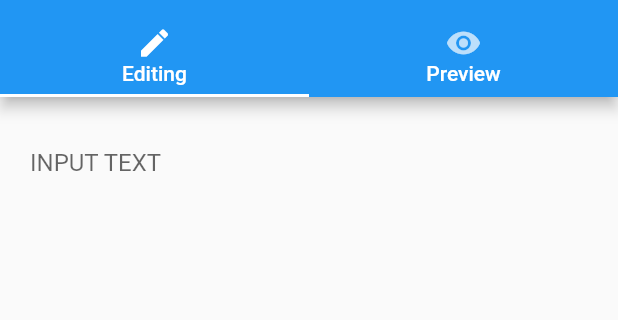
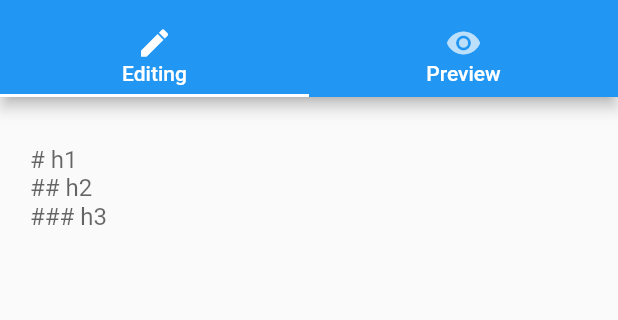
Before and after one commit to hiko1129/flutter-markdown-editor, a Flutter app: the screen it shows after launch, on a phone screen of 412 x 824 dp, the part 59-379 px from its top. Run offline on Flutter 3.47's test engine with Material 2 defaults, Android fonts, the phone set to English and light mode, and no system bars; our stand-ins replace flutter_markdown, rxdart; missing offline and left inert: bloc_provider.

Commit message:
changed hint text

```diff
--- a/lib/ui/editor.dart
+++ b/lib/ui/editor.dart
@@ -51,7 +51,7 @@ class Editor extends StatelessWidget {
                 onChanged: (value) => {bloc.content.add(value)},
                 decoration: InputDecoration(
                   border: InputBorder.none,
-                  hintText: 'INPUT TEXT',
+                  hintText: '# h1\n## h2\n### h3',
                 ),
               ),
             ),
```
